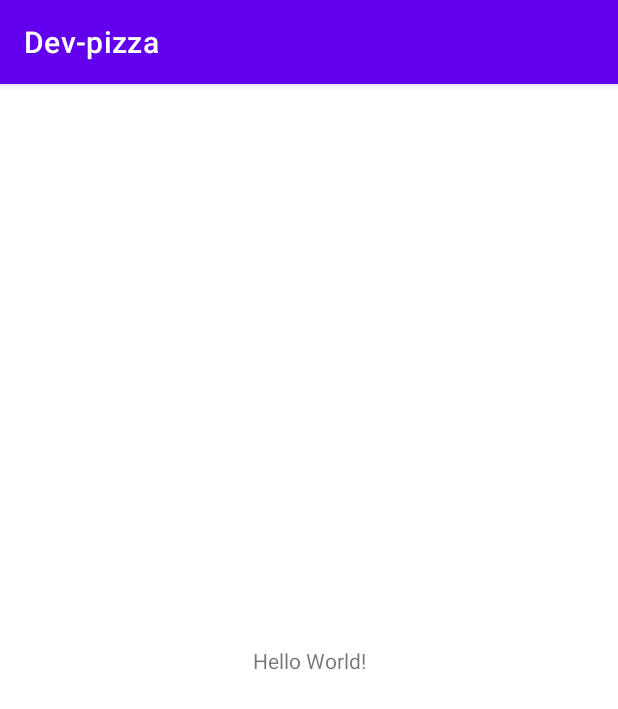
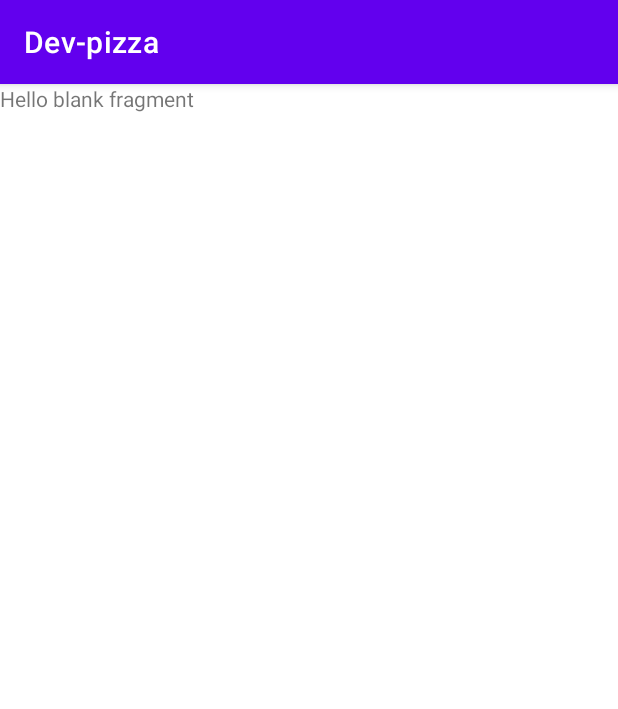
Before and after one commit to podule/dev-pizza, an Android app: the screen it shows after launch (MainActivity), on a phone screen of 412 x 824 dp. Shown: the top 709 px of the screen. Run offline under Robolectric (Android 15) with nearby library versions, the phone set to English and light mode, and no system bars.

Commit message:
Dev-pizza - приложение заказа пиццы
- добавлен навигационный компонент
- пустой фрагмент для начального пункта назначения

```diff
--- a/app/build.gradle
+++ b/app/build.gradle
@@ -33,11 +33,13 @@ android {
 }
 
 dependencies {
-
-    implementation 'androidx.core:core-ktx:1.7.0'
+    implementation 'androidx.core:core-ktx:1.9.0'
     implementation 'androidx.appcompat:appcompat:1.5.1'
     implementation 'com.google.android.material:material:1.6.1'
     implementation 'androidx.constraintlayout:constraintlayout:2.1.4'
+    implementation("androidx.navigation:navigation-fragment-ktx:2.5.2")
+    implementation("androidx.navigation:navigation-ui-ktx:2.5.2")
+
     testImplementation 'junit:junit:4.13.2'
     androidTestImplementation 'androidx.test.ext:junit:1.1.3'
     androidTestImplementation 'androidx.test.espresso:espresso-core:3.4.0'
--- /dev/null
+++ b/app/src/main/java/com/galia/dev/pizza/menu/MenuFragment.kt
@@ -0,0 +1,22 @@
+package com.galia.dev.pizza.menu
+
+import android.os.Bundle
+import androidx.fragment.app.Fragment
+import android.view.LayoutInflater
+import android.view.View
+import android.view.ViewGroup
+import com.galia.dev.pizza.R
+
+
+class MenuFragment : Fragment() {
+
+
+    override fun onCreateView(
+        inflater: LayoutInflater, container: ViewGroup?,
+        savedInstanceState: Bundle?
+    ): View? {
+        // Inflate the layout for this fragment
+        return inflater.inflate(R.layout.fragment_menu, container, false)
+    }
+
+}
--- a/app/src/main/res/layout/activity_main.xml
+++ b/app/src/main/res/layout/activity_main.xml
@@ -6,13 +6,15 @@
     android:layout_height="match_parent"
     tools:context=".MainActivity">
 
-    <TextView
-        android:layout_width="wrap_content"
-        android:layout_height="wrap_content"
-        android:text="Hello World!"
+    <androidx.fragment.app.FragmentContainerView
+        android:id="@+id/nav_host_fragment_container"
+        android:name="androidx.navigation.fragment.NavHostFragment"
+        android:layout_width="0dp"
+        android:layout_height="0dp"
         app:layout_constraintBottom_toBottomOf="parent"
-        app:layout_constraintEnd_toEndOf="parent"
-        app:layout_constraintStart_toStartOf="parent"
-        app:layout_constraintTop_toTopOf="parent" />
-
+        app:layout_constraintLeft_toLeftOf="parent"
+        app:layout_constraintRight_toRightOf="parent"
+        app:layout_constraintTop_toTopOf="parent"
+        app:defaultNavHost="true"
+        app:navGraph="@navigation/nav_graph" />
 </androidx.constraintlayout.widget.ConstraintLayout>
--- /dev/null
+++ b/app/src/main/res/layout/fragment_menu.xml
@@ -0,0 +1,14 @@
+<?xml version="1.0" encoding="utf-8"?>
+<FrameLayout xmlns:android="http://schemas.android.com/apk/res/android"
+    xmlns:tools="http://schemas.android.com/tools"
+    android:layout_width="match_parent"
+    android:layout_height="match_parent"
+    tools:context=".menu.MenuFragment">
+
+    <!-- TODO: Update blank fragment layout -->
+    <TextView
+        android:layout_width="match_parent"
+        android:layout_height="match_parent"
+        android:text="@string/hello_blank_fragment" />
+
+</FrameLayout>
--- /dev/null
+++ b/app/src/main/res/navigation/nav_graph.xml
@@ -0,0 +1,13 @@
+<?xml version="1.0" encoding="utf-8"?>
+<navigation xmlns:android="http://schemas.android.com/apk/res/android"
+    xmlns:app="http://schemas.android.com/apk/res-auto"
+    xmlns:tools="http://schemas.android.com/tools"
+    android:id="@+id/nav_graph"
+    app:startDestination="@id/menuFragment">
+
+    <fragment
+        android:id="@+id/menuFragment"
+        android:name="com.galia.dev.pizza.menu.MenuFragment"
+        android:label="fragment_menu"
+        tools:layout="@layout/fragment_menu" />
+</navigation>
--- a/app/src/main/res/values/strings.xml
+++ b/app/src/main/res/values/strings.xml
@@ -1,3 +1,5 @@
 <resources>
     <string name="app_name">Dev-pizza</string>
+    <!-- TODO: Remove or change this placeholder text -->
+    <string name="hello_blank_fragment">Hello blank fragment</string>
 </resources>
```
